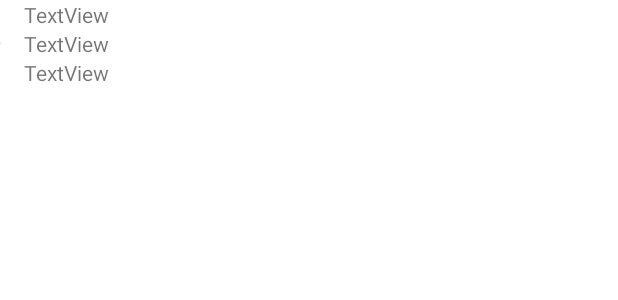
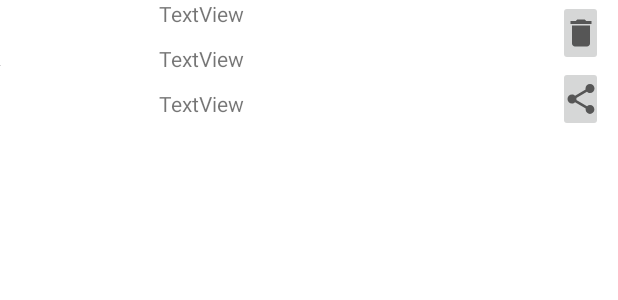
Before and after one commit to AmalAlshahrani98/news, an Android app: the layout savednews_item_layout.xml on its own in the app's theme, with its tools: preview values and no code run, on a phone screen of 412 x 824 dp. Shown: the top 300 px of the screen. Run offline under Robolectric (Android 15) with nearby library versions, the phone set to English and light mode, and no system bars.

Commit message:
init commit

```diff
--- a/app/src/main/java/com/newsApp/api/NewssavedApi.kt
+++ b/app/src/main/java/com/newsApp/api/NewssavedApi.kt
@@ -11,16 +11,16 @@ interface NewssavedApi {
     @GET("/Article")
     suspend fun getMyNews(
 
-    ):Response<List<SaveNews>>
+    ):Response<List<Article>>
 
     @POST("/Article")
     suspend fun addMyNews(
-        @Body MyNewsBody:SaveNews
+        @Body MyNewsBody:Article
     ):Response<ResponseBody>
 
     @PUT("/Article{id}")
     suspend fun editMyNews(@Path("id")Id:String,
-    @Body MyNewsBody: SaveNews):Response<SaveNews>
+    @Body MyNewsBody: Article):Response<Article>
 
     @DELETE("/Article{id}")
     suspend fun deleteMyNews(@Path("id")Id: String):Response<ResponseBody>
--- a/app/src/main/java/com/newsApp/repositories/ApiServiceRepositorysaved.kt
+++ b/app/src/main/java/com/newsApp/repositories/ApiServiceRepositorysaved.kt
@@ -21,9 +21,9 @@ class ApiServiceRepositoryEdit(val context: Context) {
 
     suspend fun getMyNews() = retrofitApi.getMyNews()
 
-    suspend fun addMyNews(MyNewsBody:SaveNews) = retrofitApi.addMyNews(MyNewsBody)
+    suspend fun addMyNews(MyNewsBody:Article) = retrofitApi.addMyNews(MyNewsBody)
 
-    suspend fun editMyNews(id:String,MyNewsBody: SaveNews) = retrofitApi.editMyNews(id,MyNewsBody)
+    suspend fun editMyNews(id:String,MyNewsBody: Article) = retrofitApi.editMyNews(id,MyNewsBody)
 
     suspend fun  deleteMyNews(id: String) = retrofitApi.deleteMyNews(id)
 
--- a/app/src/main/res/layout/activity_main.xml
+++ b/app/src/main/res/layout/activity_main.xml
@@ -10,9 +10,8 @@
     <androidx.fragment.app.FragmentContainerView
         android:id="@+id/fragmentContainerView"
         android:name="androidx.navigation.fragment.NavHostFragment"
-        android:layout_width="0dp"
+        android:layout_width="match_parent"
         android:layout_height="0dp"
-        android:layout_marginStart="1dp"
         app:defaultNavHost="true"
         app:layout_constraintBottom_toTopOf="@+id/bottomNavigationView"
         app:layout_constraintEnd_toEndOf="parent"
--- a/app/src/main/res/layout/fragment_news.xml
+++ b/app/src/main/res/layout/fragment_news.xml
@@ -4,6 +4,7 @@
     xmlns:tools="http://schemas.android.com/tools"
     android:layout_width="match_parent"
     android:layout_height="match_parent"
+    tools:context=".view.SavedNewsFragment"
 >
 
     <TextView
--- a/app/src/main/res/layout/savednews_item_layout.xml
+++ b/app/src/main/res/layout/savednews_item_layout.xml
@@ -13,30 +13,54 @@
         tools:srcCompat="@tools:sample/avatars" />
 
     <LinearLayout
-        android:layout_width="match_parent"
-        android:layout_height="wrap_content"
+        android:layout_width="180dp"
+        android:layout_height="match_parent"
         android:layout_marginStart="15dp"
         android:layout_marginEnd="15dp"
         android:layout_weight="1"
         android:gravity="center"
-        android:orientation="vertical">
+        android:orientation="vertical"
+        android:paddingRight="40dp"
+        android:scrollbarSize="50dp">
 
         <TextView
             android:id="@+id/save_name_textview"
-            android:layout_width="match_parent"
-            android:layout_height="wrap_content"
+            android:layout_width="120dp"
+            android:layout_height="30dp"
             android:text="TextView" />
 
         <TextView
             android:id="@+id/save_title_textview"
-            android:layout_width="match_parent"
-            android:layout_height="wrap_content"
+            android:layout_width="120dp"
+            android:layout_height="30dp"
             android:text="TextView" />
 
         <TextView
             android:id="@+id/save_description_textview"
-            android:layout_width="match_parent"
-            android:layout_height="wrap_content"
+            android:layout_width="120dp"
+            android:layout_height="30dp"
             android:text="TextView" />
     </LinearLayout>
+
+    <LinearLayout
+        android:layout_width="wrap_content"
+        android:layout_height="wrap_content"
+        android:orientation="vertical">
+
+        <ImageButton
+            android:id="@+id/delete_image_Button"
+            android:layout_width="30dp"
+            android:layout_height="wrap_content"
+            android:layout_weight="1"
+            app:srcCompat="@drawable/ic_baseline_delete_24" />
+
+        <ImageButton
+            android:id="@+id/edit_image_Button"
+            android:layout_width="30dp"
+            android:layout_height="wrap_content"
+            android:layout_marginRight="10dp"
+            android:layout_weight="1"
+            app:srcCompat="@drawable/ic_baseline_share_24" />
+
+    </LinearLayout>
 </LinearLayout>
--- a/app/src/main/res/menu/bottom_nav.xml
+++ b/app/src/main/res/menu/bottom_nav.xml
@@ -2,10 +2,11 @@
 <menu xmlns:android="http://schemas.android.com/apk/res/android">
 
     <item
+        android:id="@+id/newsFragment"
         android:icon="@drawable/ic_baseline_home_24"
         android:title="home" />
     <item
-        android:id="@+id/action_newsFragment_to_savedNewsFragment"
+        android:id="@+id/savedNewsFragment"
         android:icon="@drawable/ic_baseline_save_24"
         android:title="save" />
 </menu>
```
Also changed, not shown: app/src/main/java/com/newsApp/MainActivity.kt (+14 -2 lines), app/src/main/java/com/newsApp/api/NewsApi.kt (+3 -4 lines), app/src/main/java/com/newsApp/repositories/ApiServiceRepository.kt (+6 -1 lines), app/src/main/java/com/newsApp/view/NewsFragment.kt (+9 -2 lines), app/src/main/java/com/newsApp/view/NewsViewModel.kt (+8 -4 lines), app/src/main/java/com/newsApp/view/SavedNewsFragment.kt (+9 -6 lines), app/src/main/java/com/newsApp/view/adapters/NewsAdapter.kt (+4 -4 lines), app/src/main/java/com/newsApp/view/adapters/SavedAdapter.kt (+28 -15 lines), app/src/main/java/com/newsApp/view/main/SavedViewModel.kt (+11 -13 lines), app/src/main/res/layout/fragment_saved_news.xml (+2 -13 lines), app/src/main/res/navigation/nav_graph.xml (+2 -10 lines).
